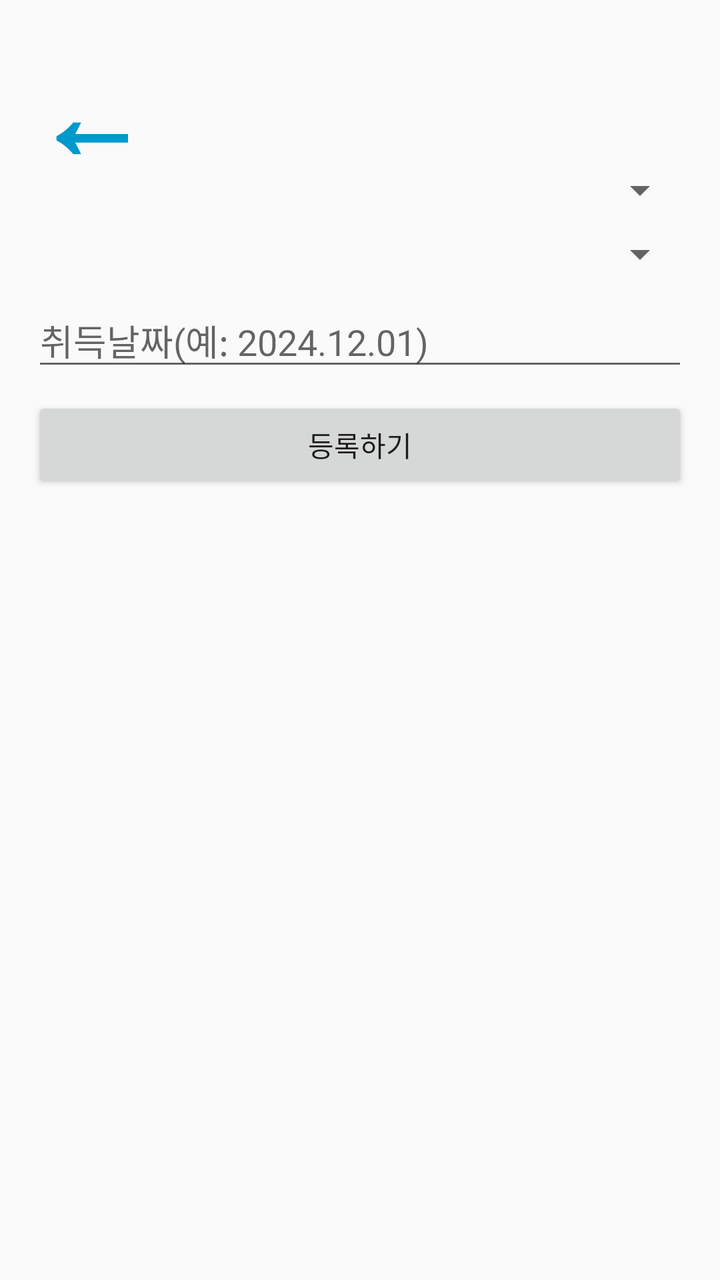
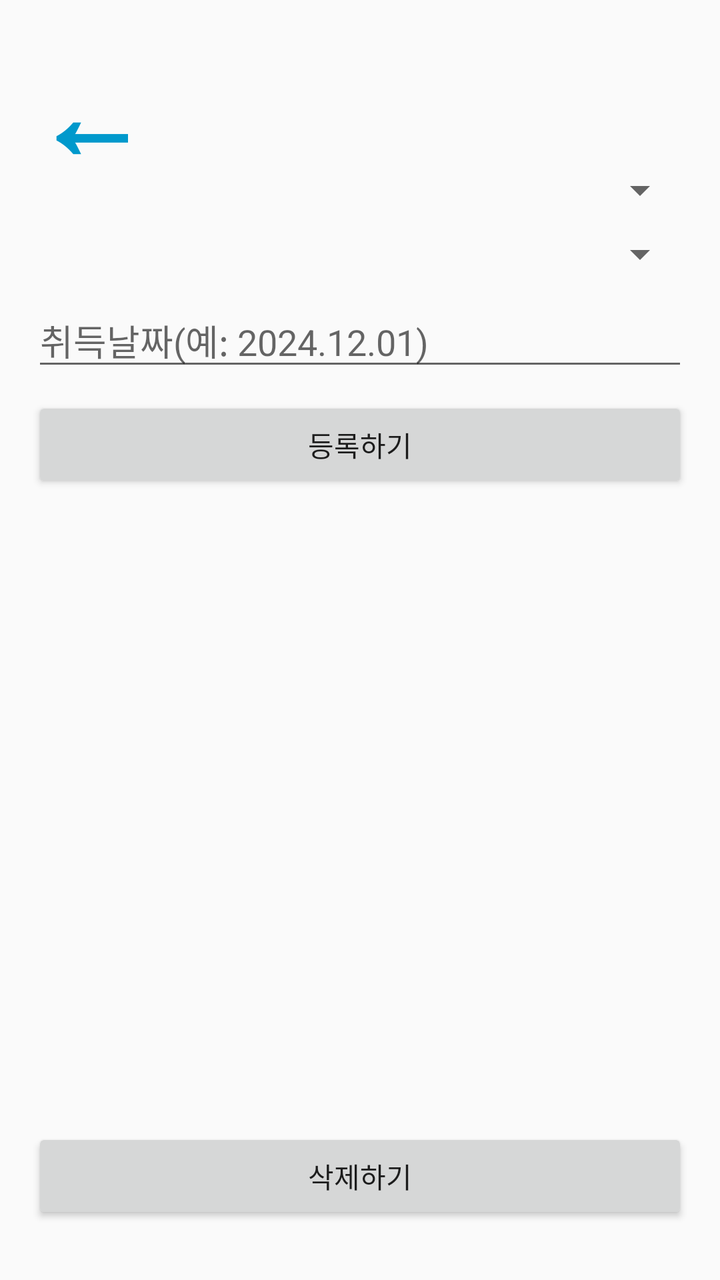

Compare the two renders of this Android layout. The source of the first and the diff that turns it into the second are given below.
<!-- AndroidManifest.xml: application theme Theme.AppCompat.Light.NoActionBar -->
<!-- res/layout/activity_acquired_cert.xml -->
<?xml version="1.0" encoding="utf-8"?>
<LinearLayout
    xmlns:android="http://schemas.android.com/apk/res/android"
    android:orientation="vertical"
    android:padding="16dp"
    android:layout_width="match_parent"
    android:layout_height="match_parent">
    <TextView
        android:id="@+id/backButton2"
        android:layout_width="48dp"
        android:layout_height="67dp"
        android:layout_gravity="start"
        android:background="@android:color/transparent"
        android:text="←"
        android:textColor="@android:color/holo_blue_dark"
        android:textSize="60sp"
        android:textStyle="bold" />
    
    <Spinner
        android:id="@+id/spinnerCategory"
        android:layout_width="match_parent"
        android:layout_height="wrap_content" />

    
    <Spinner
        android:id="@+id/spinnerCert"
        android:layout_width="match_parent"
        android:layout_height="wrap_content"
        android:layout_marginTop="8dp" />

    
    <EditText
        android:id="@+id/editDate"
        android:layout_width="match_parent"
        android:layout_height="wrap_content"
        android:hint="취득날짜(예: 2024.12.01)"
        android:inputType="text"
        android:layout_marginTop="8dp" />

    
    <Button
        android:id="@+id/btnAddCert"
        android:layout_width="match_parent"
        android:layout_height="wrap_content"
        android:text="등록하기"
        android:layout_marginTop="8dp" />

    
    <androidx.recyclerview.widget.RecyclerView
        android:id="@+id/recyclerAcquiredCerts"
        android:layout_width="match_parent"
        android:layout_height="0dp"
        android:layout_weight="1"
        android:layout_marginTop="16dp"/>
</LinearLayout>
<!-- resources referenced by this layout -->
<resources>

</resources>

<!-- the commit's change to res/layout/activity_acquired_cert.xml (unified diff, before → after) -->
@@ -52,4 +52,10 @@
         android:layout_height="0dp"
         android:layout_weight="1"
         android:layout_marginTop="16dp"/>
+    <Button
+        android:id="@+id/btndeleteCert"
+        android:layout_width="match_parent"
+        android:layout_height="wrap_content"
+        android:text="삭제하기"
+        android:layout_marginBottom="12dp"/>
 </LinearLayout>
